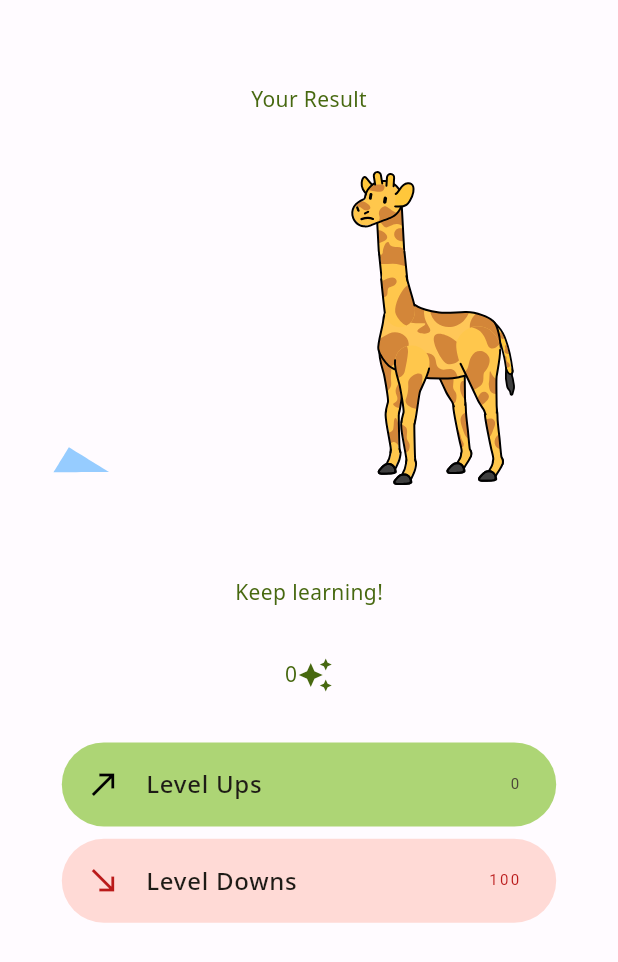
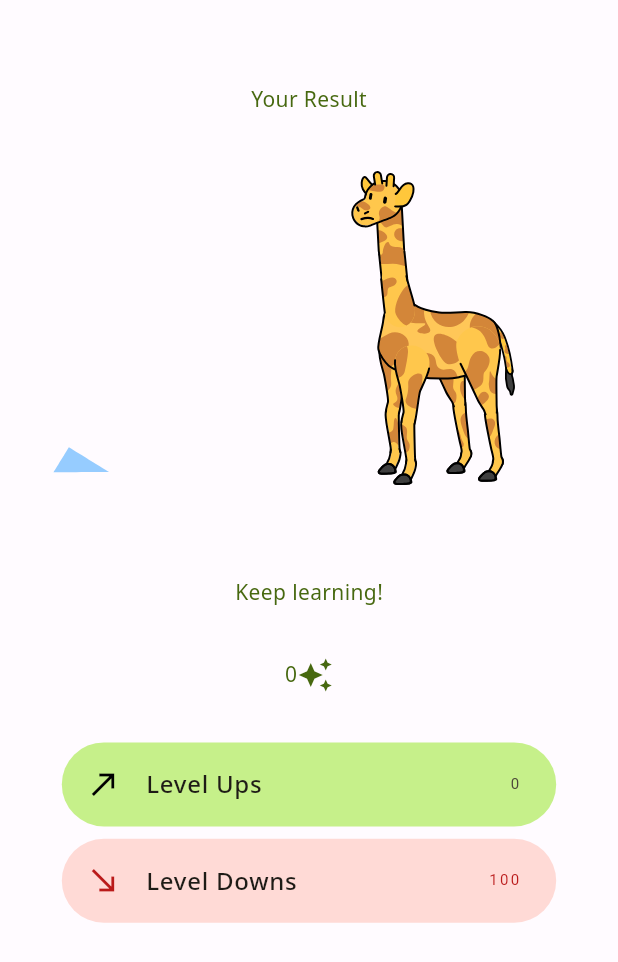
Before and after one commit to domephant/vocabulary, a Flutter app: the TestResult0Screen screen opened directly, on a phone screen of 412 x 824 dp. Shown: the top 962 px of the screen. Run offline on Flutter 3.47's test engine with Material 2 defaults, Android fonts, the phone set to English and light mode, and no system bars; our stand-ins replace firebase_core, font_awesome_flutter, lottie, page_transition; accounts and stored records are empty.

Commit message:
Added colorextensions

```diff
--- a/lib/components/cards/level_ups_card.dart
+++ b/lib/components/cards/level_ups_card.dart
@@ -12,7 +12,8 @@ class LevelUpsCard extends StatelessWidget {
       child: Container(
         decoration: BoxDecoration(
           borderRadius: BorderRadius.circular(30),
-          color: CustomGreen,
+          color:
+              Theme.of(context).extension<CustomColors>()!.CustomGreenContainer,
         ),
         child: ListTile(
           leading: const Icon(
--- a/lib/main.dart
+++ b/lib/main.dart
@@ -2,6 +2,7 @@ import 'package:flutter/material.dart';
 import 'package:provider/provider.dart';
 import 'package:vocabulary/providers/page_index_provider.dart';
 import 'package:vocabulary/styles/color_schemes.g.dart';
+import 'package:vocabulary/styles/custom_color.g.dart';
 import 'package:vocabulary/wrapper/page_wrapper.dart';
 
 void main() {
@@ -22,6 +23,7 @@ class MyApp extends StatelessWidget {
       theme: ThemeData(
         useMaterial3: true,
         colorScheme: lightColorScheme,
+        extensions: [lightCustomColors],
         textTheme: Theme.of(context).textTheme.copyWith(
               displaySmall: const TextStyle(
                 fontFamily: "Catamaran",
@@ -77,6 +79,7 @@ class MyApp extends StatelessWidget {
       darkTheme: ThemeData(
         useMaterial3: true,
         colorScheme: darkColorScheme,
+        extensions: [darkCustomColors],
         textTheme: Theme.of(context).textTheme.copyWith(
               displaySmall: const TextStyle(
                 fontFamily: "Catamaran",
```
